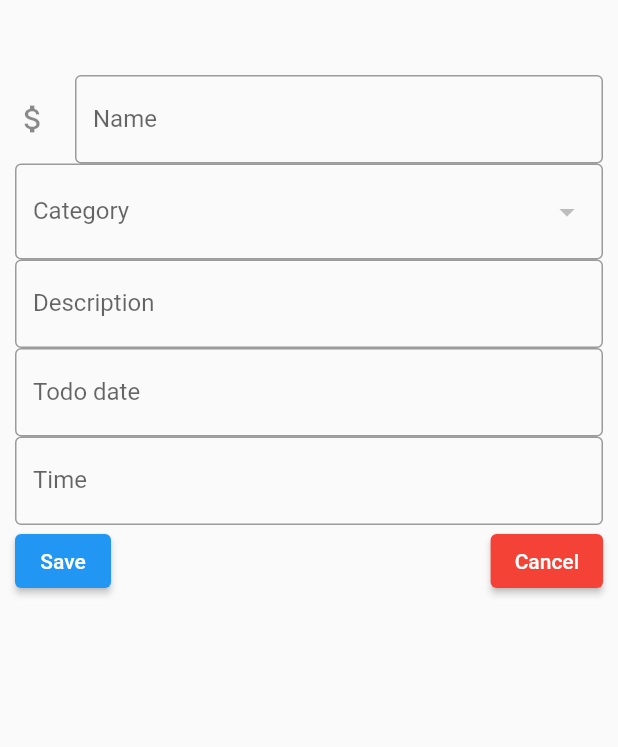
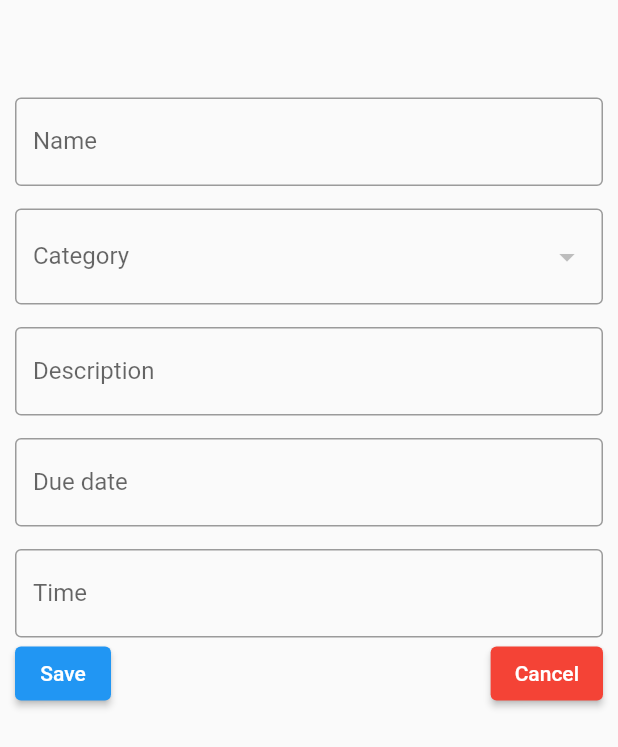
Before and after one commit to nargyanti/ingetinv2, a Flutter app: the TodoEdit widget shown alone on an empty page, opened directly with empty values, on a phone screen of 412 x 824 dp. Shown: the top 747 px of the screen. Run offline on Flutter 3.47's test engine with Material 2 defaults, Android fonts, the light colour scheme and no system bars; our stand-ins replace shared_preferences; accounts and stored records are empty; network calls fail.

Commit message:
UI Update

```diff
--- a/lib/widgets/TodoAdd.dart
+++ b/lib/widgets/TodoAdd.dart
@@ -38,11 +38,10 @@ class _TodoAddState extends State<TodoAdd> {
                 decoration: InputDecoration(
                   border: OutlineInputBorder(),
                   labelText: 'Name',
-                  icon: Icon(Icons.attach_money),
                 ),
                 validator: (value) {
                   if (value!.trim().isEmpty) {
-                    return 'Amount is required';
+                    return 'Name is required';
                   }
                 },
                 onChanged: (text) => setState(() => errorMessage = ''),
@@ -70,11 +69,11 @@ class _TodoAddState extends State<TodoAdd> {
                 },
                 decoration: InputDecoration(
                   border: OutlineInputBorder(),
-                  labelText: 'Todo date',
+                  labelText: 'Due date',
                 ),
                 validator: (value) {
                   if (value!.trim().isEmpty) {
-                    return 'Date is required';
+                    return 'Due date is required';
                   }
 
                   return null;
--- a/lib/widgets/TodoEdit.dart
+++ b/lib/widgets/TodoEdit.dart
@@ -44,14 +44,14 @@ class _TodoEditState extends State<TodoEdit> {
         child: Form(
             key: _formKey,
             child: Column(children: <Widget>[
-              TextFormField(
+              Padding(
+                padding: EdgeInsets.only(top: 15.0),
+                child: TextFormField(
                 controller: todoNameController,
                 keyboardType: TextInputType.text,
                 decoration: InputDecoration(
                   border: OutlineInputBorder(),
                   labelText: 'Name',
-                  icon: Icon(Icons.attach_money),
-                  hintText: '0',
                 ),
                 validator: (value) {
                   if (value!.trim().isEmpty) {
@@ -60,8 +60,14 @@ class _TodoEditState extends State<TodoEdit> {
                 },
                 onChanged: (text) => setState(() => errorMessage = ''),
               ),
-              buildCategoriesDropdown(),
-              TextFormField(
+              ),
+              Padding(
+                padding: EdgeInsets.only(top: 15.0),
+                child: buildCategoriesDropdown(),
+              ),
+              Padding(
+                padding: EdgeInsets.only(top: 15.0),
+                child: TextFormField(
                 controller: todoDescriptionController,
                 decoration: InputDecoration(
                   border: OutlineInputBorder(),
@@ -76,14 +82,17 @@ class _TodoEditState extends State<TodoEdit> {
                 },
                 onChanged: (text) => setState(() => errorMessage = ''),
               ),
-              TextFormField(
+              ),
+              Padding(
+                padding: EdgeInsets.only(top: 15.0),
+                child: TextFormField(
                 controller: todoDueDateController,
                 onTap: () {
                   selectDate(context);
                 },
                 decoration: InputDecoration(
                   border: OutlineInputBorder(),
-                  labelText: 'Todo date',
+                  labelText: 'Due date',
                 ),
                 validator: (value) {
                   if (value!.trim().isEmpty) {
@@ -94,10 +103,12 @@ class _TodoEditState extends State<TodoEdit> {
                 },
                 onChanged: (text) => setState(() => errorMessage = ''),
               ),
-              TextFormField(
+              ),
+              Padding(
+                padding: EdgeInsets.only(top: 15.0),
+                child: TextFormField(
                 controller: todoDueTimeController,
-                keyboardType: TextInputType.numberWithOptions(
-                    signed: true, decimal: true),
+                keyboardType: TextInputType.text,
                 decoration: InputDecoration(
                   border: OutlineInputBorder(),
                   labelText: 'Time',
@@ -109,6 +120,7 @@ class _TodoEditState extends State<TodoEdit> {
                   return null;
                 },
                 onChanged: (text) => setState(() => errorMessage = ''),
+              ),
               ),
               Row(
                   mainAxisAlignment: MainAxisAlignment.spaceBetween,
```
Also changed, not shown: lib/screens/categories.dart (+5 -6 lines).
